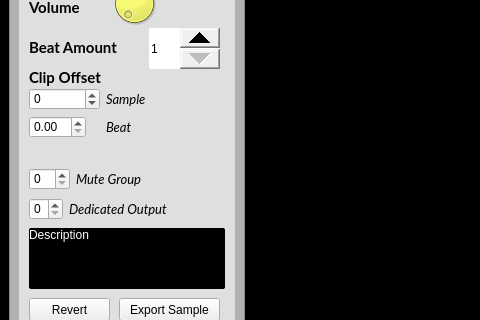
The window that gui_ui.ui (Vampouille/superboucle) describes before a commit, drawn with Qt 5; both pictures show x 0 to 480 and y 450 to 770 of the 1111 by 929 pixel window.
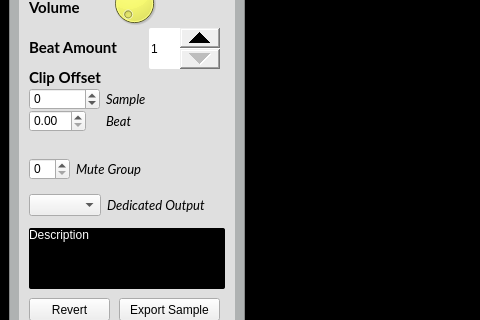
The same window after the commit. Icons and pictures are not drawn. Custom widgets are drawn as their Qt base class.

What changed in the file:
```diff
--- a/gui_ui.ui
+++ b/gui_ui.ui
@@ -330,10 +330,13 @@
              <x>10</x>
              <y>140</y>
              <width>160</width>
-             <height>80</height>
+             <height>71</height>
             </rect>
            </property>
            <layout class="QFormLayout" name="formLayout_3">
+            <property name="verticalSpacing">
+             <number>0</number>
+            </property>
             <item row="0" column="0">
              <widget class="QSpinBox" name="frame_offset">
               <property name="minimum">
@@ -440,18 +443,17 @@
            <property name="geometry">
             <rect>
              <x>10</x>
-             <y>250</y>
-             <width>182</width>
-             <height>35</height>
+             <y>246</y>
+             <width>184</width>
+             <height>30</height>
             </rect>
            </property>
            <layout class="QFormLayout" name="formLayout">
+            <property name="fieldGrowthPolicy">
+             <enum>QFormLayout::AllNonFixedFieldsGrow</enum>
+            </property>
             <item row="0" column="0">
-             <widget class="QSpinBox" name="route_out">
-              <property name="maximum">
-               <number>7</number>
-              </property>
-             </widget>
+             <widget class="QComboBox" name="route_out"/>
             </item>
             <item row="0" column="1">
              <widget class="QLabel" name="label_9">
@@ -473,7 +475,7 @@
            <property name="geometry">
             <rect>
              <x>10</x>
-             <y>220</y>
+             <y>210</y>
              <width>170</width>
              <height>35</height>
             </rect>
```
Left out of the diff: 12 changed lines with no effect on the pictures.
